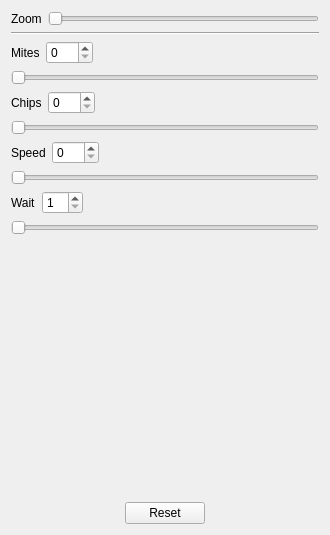
The window that plugins/controls/dmzMitesControls.ui (dmzgroup/mites) describes before a commit, drawn with Qt 5.
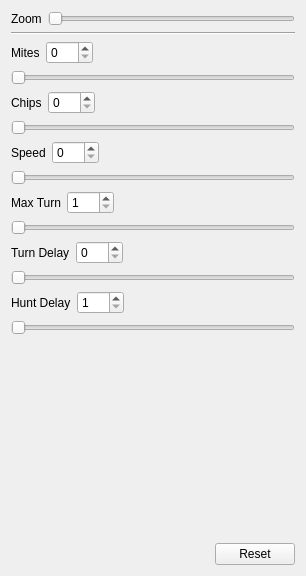
The same window after the commit.

Commit message: Added two new sliders.

Diff of the .ui file:
```diff
--- a/plugins/controls/dmzMitesControls.ui
+++ b/plugins/controls/dmzMitesControls.ui
@@ -5,8 +5,8 @@
    <rect>
     <x>0</x>
     <y>0</y>
-    <width>330</width>
-    <height>535</height>
+    <width>306</width>
+    <height>576</height>
    </rect>
   </property>
   <property name="windowTitle" >
@@ -161,12 +161,112 @@
      </property>
     </widget>
    </item>
+   <item>
+    <layout class="QHBoxLayout" name="horizontalLayout_7" >
+     <item>
+      <widget class="QLabel" name="label_6" >
+       <property name="text" >
+        <string>Max Turn</string>
+       </property>
+      </widget>
+     </item>
+     <item>
+      <widget class="QSpinBox" name="TurnSpinBox" >
+       <property name="minimum" >
+        <number>1</number>
+       </property>
+       <property name="maximum" >
+        <number>360</number>
+       </property>
+      </widget>
+     </item>
+     <item>
+      <spacer name="horizontalSpacer_7" >
+       <property name="orientation" >
+        <enum>Qt::Horizontal</enum>
+       </property>
+       <property name="sizeHint" stdset="0" >
+        <size>
+         <width>40</width>
+         <height>20</height>
+        </size>
+       </property>
+      </spacer>
+     </item>
+    </layout>
+   </item>
+   <item>
+    <widget class="QSlider" name="TurnSlider" >
+     <property name="minimum" >
+      <number>1</number>
+     </property>
+     <property name="maximum" >
+      <number>360</number>
+     </property>
+     <property name="orientation" >
+      <enum>Qt::Horizontal</enum>
+     </property>
+    </widget>
+   </item>
+   <item>
+    <layout class="QHBoxLayout" name="horizontalLayout_8" >
+     <item>
+      <widget class="QLabel" name="label_7" >
+       <property name="text" >
+        <string>Turn Delay</string>
+       </property>
+      </widget>
+     </item>
+     <item>
+      <widget class="QSpinBox" name="TurnDelaySpinBox" >
+       <property name="minimum" >
+        <number>0</number>
+       </property>
+       <property name="maximum" >
+        <number>100</number>
+       </property>
+       <property name="value" >
+        <number>0</number>
+       </property>
+      </widget>
+     </item>
+     <item>
+      <spacer name="horizontalSpacer_8" >
+       <property name="orientation" >
+        <enum>Qt::Horizontal</enum>
+       </property>
+       <property name="sizeHint" stdset="0" >
+        <size>
+         <width>40</width>
+         <height>20</height>
+        </size>
+       </property>
+      </spacer>
+     </item>
+    </layout>
+   </item>
+   <item>
+    <widget class="QSlider" name="TurnDelaySlider" >
+     <property name="minimum" >
+      <number>0</number>
+     </property>
+     <property name="maximum" >
+      <number>100</number>
+     </property>
+     <property name="sliderPosition" >
+      <number>0</number>
+     </property>
+     <property name="orientation" >
+      <enum>Qt::Horizontal</enum>
+     </property>
+    </widget>
+   </item>
    <item>
     <layout class="QHBoxLayout" name="horizontalLayout_4" >
      <item>
       <widget class="QLabel" name="label_4" >
        <property name="text" >
-        <string>Wait</string>
+        <string>Hunt Delay</string>
        </property>
       </widget>
      </item>
@@ -176,7 +276,7 @@
         <number>1</number>
        </property>
        <property name="maximum" >
-        <number>10</number>
+        <number>100</number>
        </property>
       </widget>
      </item>
@@ -201,7 +301,7 @@
       <number>1</number>
      </property>
      <property name="maximum" >
-      <number>10</number>
+      <number>100</number>
      </property>
      <property name="orientation" >
       <enum>Qt::Horizontal</enum>
@@ -243,19 +343,6 @@
        </property>
       </widget>
      </item>
-     <item>
-      <spacer name="horizontalSpacer_6" >
-       <property name="orientation" >
-        <enum>Qt::Horizontal</enum>
-       </property>
-       <property name="sizeHint" stdset="0" >
-        <size>
-         <width>40</width>
-         <height>20</height>
-        </size>
-       </property>
-      </spacer>
-     </item>
     </layout>
    </item>
   </layout>
```
Left out of the diff: 139 changed lines with no effect on the pictures. The commit also changes 5 other files.
